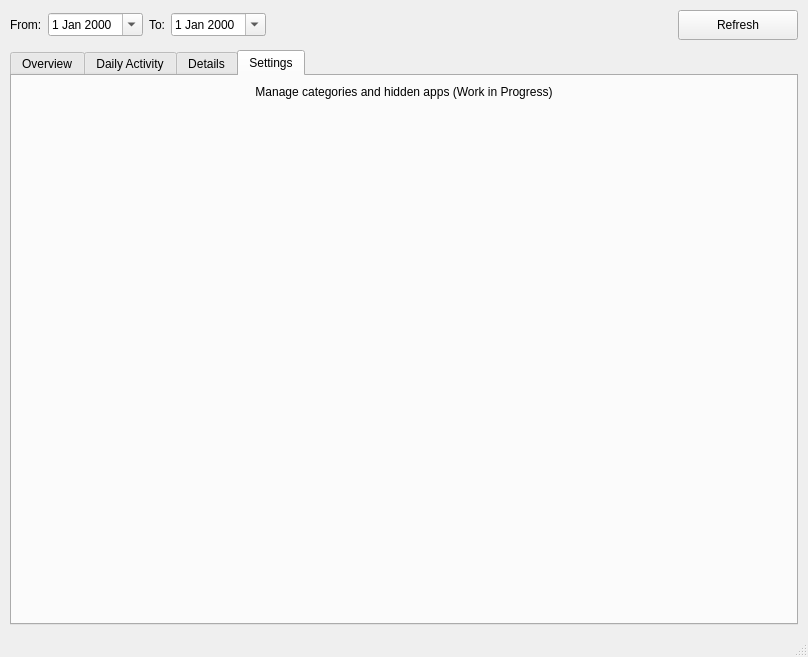
Qt form src/ActivityDashboard.ui (Kvazarus/Activity_Insight) before a commit.
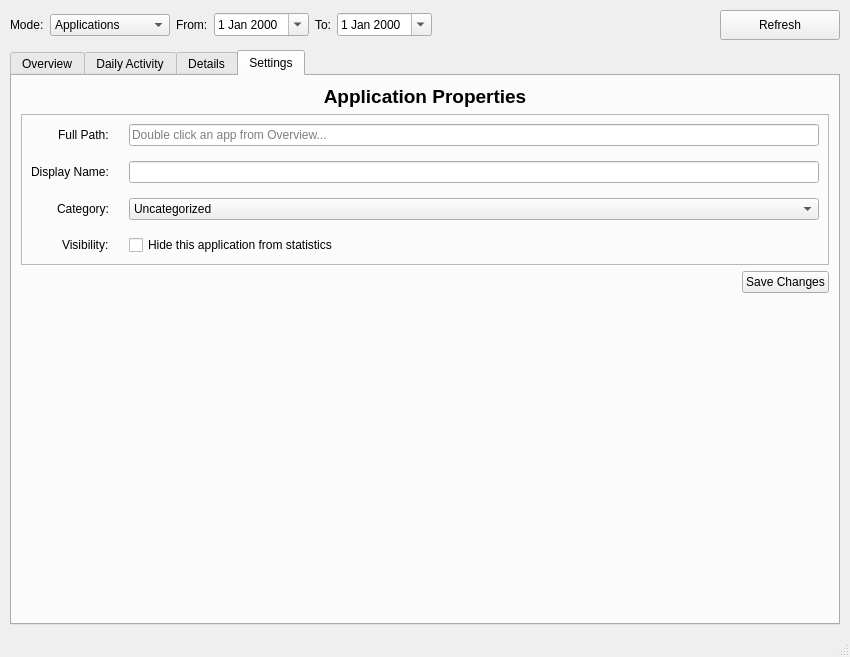
The same form after that commit. The open tabs and pages were chosen to show the change. Custom widgets are drawn as their Qt base class.

Commit message: Исправлены баги и дополнен UI

Diff of the .ui file:
```diff
--- a/src/ActivityDashboard.ui
+++ b/src/ActivityDashboard.ui
@@ -6,7 +6,7 @@
    <rect>
     <x>0</x>
     <y>0</y>
-    <width>808</width>
+    <width>850</width>
     <height>657</height>
    </rect>
   </property>
@@ -48,6 +48,38 @@
        <property name="bottomMargin">
         <number>0</number>
        </property>
+       <item>
+        <widget class="QLabel" name="labelMode">
+         <property name="text">
+          <string>Mode:</string>
+         </property>
+        </widget>
+       </item>
+       <item>
+        <widget class="QComboBox" name="comboMode">
+         <property name="minimumSize">
+          <size>
+           <width>120</width>
+           <height>0</height>
+          </size>
+         </property>
+         <item>
+          <property name="text">
+           <string>Applications</string>
+          </property>
+         </item>
+         <item>
+          <property name="text">
+           <string>Categories</string>
+          </property>
+         </item>
+         <item>
+          <property name="text">
+           <string>Focus Sessions</string>
+          </property>
+         </item>
+        </widget>
+       </item>
        <item>
         <widget class="QLabel" name="labelFrom">
          <property name="text">
@@ -297,15 +329,136 @@
        </attribute>
        <layout class="QVBoxLayout" name="verticalLayout_5">
         <item>
-         <widget class="QLabel" name="label_3">
+         <widget class="QLabel" name="lblSettingsTitle">
+          <property name="font">
+           <font>
+            <pointsize>14</pointsize>
+            <bold>true</bold>
+           </font>
+          </property>
           <property name="text">
-           <string>Manage categories and hidden apps (Work in Progress)</string>
+           <string>Application Properties</string>
           </property>
           <property name="alignment">
            <set>Qt::AlignmentFlag::AlignCenter</set>
           </property>
          </widget>
         </item>
+        <item>
+         <widget class="QFrame" name="frameSettings">
+          <property name="frameShape">
+           <enum>QFrame::Shape::StyledPanel</enum>
+          </property>
+          <property name="frameShadow">
+           <enum>QFrame::Shadow::Raised</enum>
+          </property>
+          <layout class="QFormLayout" name="formLayout">
+           <property name="labelAlignment">
+            <set>Qt::AlignmentFlag::AlignRight|Qt::AlignmentFlag::AlignTrailing|Qt::AlignmentFlag::AlignVCenter</set>
+           </property>
+           <property name="formAlignment">
+            <set>Qt::AlignmentFlag::AlignHCenter|Qt::AlignmentFlag::AlignTop</set>
+           </property>
+           <property name="horizontalSpacing">
+            <number>20</number>
+           </property>
+           <property name="verticalSpacing">
+            <number>15</number>
+           </property>
+           <item row="0" column="0">
+            <widget class="QLabel" name="label_4">
+             <property name="text">
+              <string>Full Path:</string>
+             </property>
+            </widget>
+           </item>
+           <item row="0" column="1">
+            <widget class="QLineEdit" name="editSettingsPath">
+             <property name="readOnly">
+              <bool>true</bool>
+             </property>
+             <property name="placeholderText">
+              <string>Double click an app from Overview...</string>
+             </property>
+            </widget>
+           </item>
+           <item row="1" column="0">
+            <widget class="QLabel" name="label_5">
+             <property name="text">
+              <string>Display Name:</string>
+             </property>
+            </widget>
+           </item>
+           <item row="1" column="1">
+            <widget class="QLineEdit" name="editSettingsName"/>
+           </item>
+           <item row="2" column="0">
+            <widget class="QLabel" name="label_6">
+             <property name="text">
+              <string>Category:</string>
+             </property>
+            </widget>
+           </item>
+           <item row="2" column="1">
+            <widget class="QComboBox" name="comboSettingsCategory">
+             <item>
+              <property name="text">
+               <string>Uncategorized</string>
+              </property>
+             </item>
+             <item>
+              <property name="text">
+               <string>Work</string>
+              </property>
+             </item>
+             <item>
+              <property name="text">
+               <string>Entertainment</string>
+              </property>
+             </item>
+            </widget>
+           </item>
+           <item row="3" column="0">
+            <widget class="QLabel" name="label_7">
+             <property name="text">
+              <string>Visibility:</string>
+             </property>
+            </widget>
+           </item>
+           <item row="3" column="1">
+            <widget class="QCheckBox" name="checkSettingsHidden">
+             <property name="text">
+              <string>Hide this application from statistics</string>
+             </property>
+            </widget>
+           </item>
+          </layout>
+         </widget>
+        </item>
+        <item>
+         <layout class="QHBoxLayout" name="horizontalLayout">
+          <item>
+           <spacer name="horizontalSpacer_2">
+            <property name="orientation">
+             <enum>Qt::Orientation::Horizontal</enum>
+            </property>
+            <property name="sizeHint" stdset="0">
+             <size>
+              <width>40</width>
+              <height>20</height>
+             </size>
+            </property>
+           </spacer>
+          </item>
+          <item>
+           <widget class="QPushButton" name="btnSaveSettings">
+            <property name="text">
+             <string>Save Changes</string>
+            </property>
+           </widget>
+          </item>
+         </layout>
+        </item>
         <item>
          <spacer name="verticalSpacer">
           <property name="orientation">
```
Left out of the diff: 8 changed lines with no effect on the pictures. The commit also changes 5 other files.
